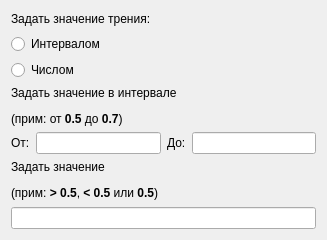
The window that ddmfrictioncountyfilterwidget.ui (alexeymarunin/ddm) describes before a commit, drawn with Qt 5.
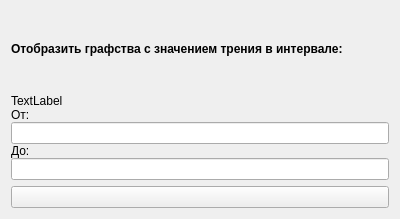
The same window after the commit. Icons and pictures are not drawn.

Commit message: Переработан виджет выборки графств по значению параметра трения

What changed in the file:
```diff
--- a/ddmfrictioncountyfilterwidget.ui
+++ b/ddmfrictioncountyfilterwidget.ui
@@ -6,8 +6,8 @@
    <rect>
     <x>0</x>
     <y>0</y>
-    <width>327</width>
-    <height>240</height>
+    <width>400</width>
+    <height>219</height>
    </rect>
   </property>
   <property name="minimumSize">
@@ -19,43 +19,31 @@
   <property name="windowTitle">
    <string>Form</string>
   </property>
-  <layout class="QGridLayout" name="gridLayout_4">
-   <item row="0" column="0">
-    <layout class="QGridLayout" name="gridLayout">
-     <item row="0" column="0">
-      <widget class="QLabel" name="m_lbSetValueMode">
-       <property name="text">
-        <string>&lt;html&gt;&lt;head/&gt;&lt;body&gt;&lt;p&gt;Задать значение трения:&lt;/p&gt;&lt;/body&gt;&lt;/html&gt;</string>
-       </property>
-      </widget>
-     </item>
-     <item row="2" column="0">
-      <widget class="QRadioButton" name="m_rbValueMode">
-       <property name="text">
-        <string>Числом</string>
-       </property>
-      </widget>
-     </item>
-     <item row="1" column="0">
-      <widget class="QRadioButton" name="m_rbIntervalMode">
-       <property name="text">
-        <string>Интервалом</string>
-       </property>
-      </widget>
-     </item>
-    </layout>
-   </item>
-   <item row="1" column="0">
+  <layout class="QVBoxLayout" name="verticalLayout">
+   <item>
     <layout class="QGridLayout" name="gridLayout_2">
+     <property name="sizeConstraint">
+      <enum>QLayout::SetMinAndMaxSize</enum>
+     </property>
+     <property name="horizontalSpacing">
+      <number>2</number>
+     </property>
      <item row="0" column="0">
       <widget class="QLabel" name="m_lbIntervalMode">
        <property name="text">
-        <string>&lt;html&gt;&lt;head/&gt;&lt;body&gt;&lt;p&gt;Задать значение в интервале &lt;/p&gt;&lt;p&gt;(прим: от &lt;span style=&quot; font-weight:600;&quot;&gt;0.5&lt;/span&gt; до &lt;span style=&quot; font-weight:600;&quot;&gt;0.7&lt;/span&gt;)&lt;/p&gt;&lt;/body&gt;&lt;/html&gt;</string>
+        <string>&lt;html&gt;&lt;head/&gt;&lt;body&gt;&lt;p&gt;&lt;span style=&quot; font-weight:600;&quot;&gt;Отобразить графства c значением трения в интервале:&lt;/span&gt;&lt;/p&gt;&lt;/body&gt;&lt;/html&gt;</string>
        </property>
       </widget>
      </item>
      <item row="1" column="0">
-      <layout class="QHBoxLayout" name="horizontalLayout">
+      <layout class="QVBoxLayout" name="verticalLayout_2">
+       <item>
+        <widget class="QLabel" name="m_lbWarning">
+         <property name="text">
+          <string>TextLabel</string>
+         </property>
+        </widget>
+       </item>
        <item>
         <widget class="QLabel" name="m_lbFrom">
          <property name="text">
@@ -80,18 +68,19 @@
      </item>
     </layout>
    </item>
-   <item row="2" column="0">
+   <item>
     <layout class="QGridLayout" name="gridLayout_3">
      <item row="0" column="0">
-      <widget class="QLabel" name="m_lbValue">
+      <widget class="QPushButton" name="m_pbUpdateView">
        <property name="text">
-        <string>&lt;html&gt;&lt;head/&gt;&lt;body&gt;&lt;p&gt;Задать значение &lt;/p&gt;&lt;p&gt;(прим:&lt;span style=&quot; font-weight:600;&quot;&gt; &amp;gt; 0.5&lt;/span&gt;,&lt;span style=&quot; font-weight:600;&quot;&gt; &amp;lt; 0.5&lt;/span&gt; или&lt;span style=&quot; font-weight:600;&quot;&gt; 0.5&lt;/span&gt;)&lt;/p&gt;&lt;/body&gt;&lt;/html&gt;</string>
+        <string/>
+       </property>
+       <property name="icon">
+        <iconset resource="icons.qrc">
+         <normaloff>:/icons/icons/accept.png</normaloff>:/icons/icons/accept.png</iconset>
        </property>
       </widget>
      </item>
-     <item row="1" column="0">
-      <widget class="QLineEdit" name="m_leValue"/>
-     </item>
     </layout>
    </item>
   </layout>
```
Left out of the diff: 6 changed lines with no effect on the pictures. The commit also changes 6 other files.
